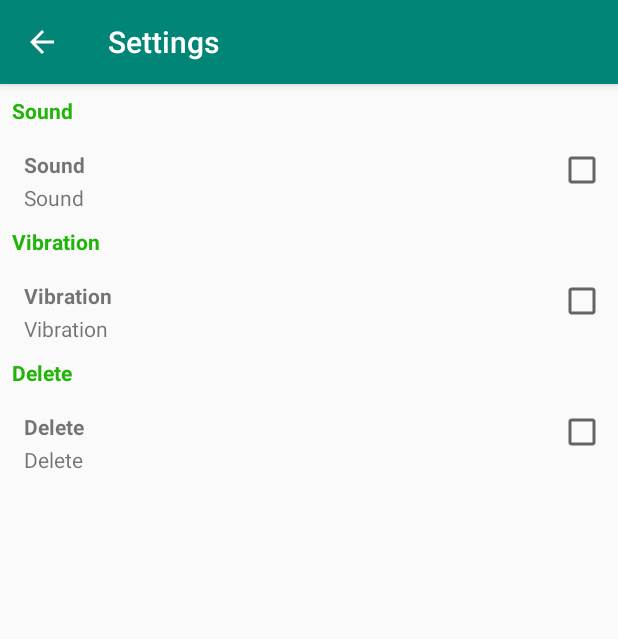
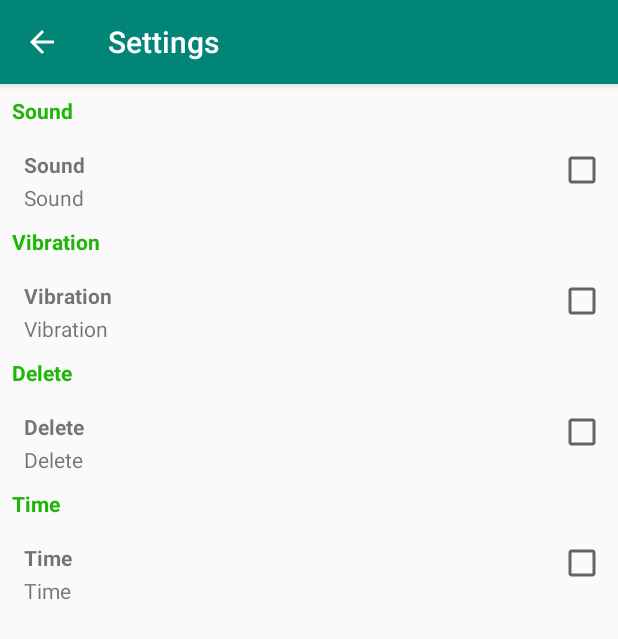
Before and after one commit to Diy2210/EasyCounterMaster, an Android app: the screen it shows after launch (SettingsActivity), in the options menu, after a tap on "Settings", on a phone screen of 412 x 824 dp. Shown: the top 639 px of the screen. Run offline under Robolectric (Android 15) with nearby library versions, the phone set to English and light mode, and no system bars.

Commit message:
add time change counter add new settings

```diff
--- a/app/src/main/java/com/example/diy2210/easycounter/ECApp.java
+++ b/app/src/main/java/com/example/diy2210/easycounter/ECApp.java
@@ -7,6 +7,7 @@ public class ECApp extends Application {
     public static Boolean sound = false;
     public static Boolean vibration = false;
     public static Boolean delete = false;
+    public static Boolean time = false;
     public static String title = "";
     public static String description = "";
     public static Integer valueInt = 0;
--- a/app/src/main/java/com/example/diy2210/easycounter/MainActivity.java
+++ b/app/src/main/java/com/example/diy2210/easycounter/MainActivity.java
@@ -7,6 +7,7 @@ import android.content.Intent;
 import android.media.MediaPlayer;
 import android.os.Bundle;
 import android.os.Vibrator;
+import android.support.constraint.ConstraintLayout;
 import android.text.TextUtils;
 import android.view.LayoutInflater;
 import android.view.View;
@@ -24,9 +25,15 @@ import android.widget.RadioButton;
 import android.widget.RadioGroup;
 import android.widget.TextView;
 
+import java.text.DateFormat;
+import java.text.SimpleDateFormat;
+import java.util.Calendar;
+import java.util.Date;
+
 public class MainActivity extends AppCompatActivity implements NavigationView.OnNavigationItemSelectedListener{
 
     private TextView valueTV;
+    private TextView timeTV;
     private Button plusBtn;
     private Button minusBtn;
     private int counter = 0;
@@ -43,6 +50,7 @@ public class MainActivity extends AppCompatActivity implements NavigationView.On
     private Vibrator vibrator;
     private MediaPlayer mp;
     private AlertDialog dialog;
+    private DateFormat dateFormat;
 
     @Override
     protected void onCreate(Bundle savedInstanceState) {
@@ -61,8 +69,15 @@ public class MainActivity extends AppCompatActivity implements NavigationView.On
         navigationView.setNavigationItemSelectedListener(this);
 
         vibrator = (Vibrator) getSystemService(Context.VIBRATOR_SERVICE);
+        valueTV = findViewById(R.id.valueTV);
+        timeTV = findViewById(R.id.timeTV);
 
-        valueTV = findViewById(R.id.valueTV);
+        dateFormat = new SimpleDateFormat("yyyy/MM/dd HH:mm:ss");
+        if (ECApp.time) {
+            Date date = new Date();
+            timeTV.setText(dateFormat.format(date));
+        }
+
         valueTV.setText(String.valueOf(counter));
 
         plusBtn = findViewById(R.id.plusRadioBtn);
@@ -117,6 +132,10 @@ public class MainActivity extends AppCompatActivity implements NavigationView.On
             mp = MediaPlayer.create(MainActivity.this, R.raw.plus);
             mp.start();
         }
+        if (ECApp.time) {
+            Date date = new Date();
+            timeTV.setText(dateFormat.format(date));
+        }
     }
 
     private void counterMinus() {
@@ -128,6 +147,10 @@ public class MainActivity extends AppCompatActivity implements NavigationView.On
         if (ECApp.sound) {
             mp = MediaPlayer.create(MainActivity.this, R.raw.minus);
             mp.start();
+        }
+        if (ECApp.time) {
+            Date date = new Date();
+            timeTV.setText(dateFormat.format(date));
         }
     }
 
@@ -143,7 +166,6 @@ public class MainActivity extends AppCompatActivity implements NavigationView.On
 
         @Override
         public boolean onCreateOptionsMenu (Menu menu){
-            // Inflate the menu; this adds items to the action bar if it is present.
             getMenuInflater().inflate(R.menu.main, menu);
             return true;
         }
--- a/app/src/main/java/com/example/diy2210/easycounter/SettingsActivity.java
+++ b/app/src/main/java/com/example/diy2210/easycounter/SettingsActivity.java
@@ -2,14 +2,16 @@ package com.example.diy2210.easycounter;
 
 import android.support.v7.app.AppCompatActivity;
 import android.os.Bundle;
+import android.view.View;
 import android.widget.CheckBox;
 import android.widget.CompoundButton;
 
 public class SettingsActivity extends AppCompatActivity {
 
-    CheckBox soundCheckBox;
-    CheckBox vibrationCheckBox;
-    CheckBox deleteCheckBox;
+    private CheckBox soundCheckBox;
+    private CheckBox vibrationCheckBox;
+    private CheckBox deleteCheckBox;
+    private CheckBox timeCheckBox;
 
     @Override
     protected void onCreate(Bundle savedInstanceState) {
@@ -51,5 +53,17 @@ public class SettingsActivity extends AppCompatActivity {
                 ECApp.delete = isChecked;
             }
         });
+
+        timeCheckBox = findViewById(R.id.timeCheckBox);
+        if (ECApp.time) {
+            timeCheckBox.setChecked(true);
+        }
+
+        timeCheckBox.setOnCheckedChangeListener(new CompoundButton.OnCheckedChangeListener() {
+            @Override
+            public void onCheckedChanged(CompoundButton buttonView, boolean isChecked) {
+                ECApp.time = isChecked;
+            }
+        });
     }
 }
--- a/app/src/main/res/layout/activity_settings.xml
+++ b/app/src/main/res/layout/activity_settings.xml
@@ -205,6 +205,72 @@
             app:layout_constraintTop_toTopOf="parent" />
     </android.support.constraint.ConstraintLayout>
 
+    <android.support.constraint.ConstraintLayout
+        android:id="@+id/constraintLayoutTime"
+        android:layout_width="match_parent"
+        android:layout_height="wrap_content"
+        android:layout_marginTop="8dp"
+        app:layout_constraintEnd_toEndOf="parent"
+        app:layout_constraintHorizontal_bias="1.0"
+        app:layout_constraintStart_toStartOf="parent"
+        app:layout_constraintTop_toBottomOf="@+id/constraintLayoutDeletePosition">
+
+        <TextView
+            android:layout_width="wrap_content"
+            android:layout_height="wrap_content"
+            android:layout_marginStart="8dp"
+            android:text="@string/time"
+            android:textColor="#21b409"
+            android:textStyle="bold"
+            app:layout_constraintBottom_toBottomOf="parent"
+            app:layout_constraintStart_toStartOf="parent"
+            app:layout_constraintTop_toTopOf="parent" />
+    </android.support.constraint.ConstraintLayout>
+
+    <android.support.constraint.ConstraintLayout
+        android:id="@+id/constraintLayoutTimePosition"
+        android:layout_width="match_parent"
+        android:layout_height="60dp"
+        app:layout_constraintEnd_toEndOf="parent"
+        app:layout_constraintStart_toStartOf="parent"
+        app:layout_constraintTop_toBottomOf="@+id/constraintLayoutTime">
+
+        <TextView
+            android:id="@+id/textViewTime"
+            android:layout_width="wrap_content"
+            android:layout_height="wrap_content"
+            android:layout_marginStart="16dp"
+            android:layout_marginBottom="8dp"
+            android:text="@string/time"
+            android:textStyle="bold"
+            app:layout_constraintBottom_toBottomOf="parent"
+            app:layout_constraintStart_toStartOf="parent"
+            app:layout_constraintTop_toTopOf="parent" />
+
+        <TextView
+            android:layout_width="wrap_content"
+            android:layout_height="wrap_content"
+            android:layout_marginStart="16dp"
+            android:layout_marginTop="8dp"
+            android:layout_marginBottom="8dp"
+            android:text="@string/time"
+            app:layout_constraintBottom_toBottomOf="parent"
+            app:layout_constraintStart_toStartOf="parent"
+            app:layout_constraintTop_toBottomOf="@+id/textViewTime" />
+
+        <CheckBox
+            android:id="@+id/timeCheckBox"
+            android:layout_width="wrap_content"
+            android:layout_height="wrap_content"
+            android:layout_marginTop="8dp"
+            android:layout_marginEnd="8dp"
+            android:layout_marginBottom="8dp"
+            android:checked="false"
+            app:layout_constraintBottom_toBottomOf="parent"
+            app:layout_constraintEnd_toEndOf="parent"
+            app:layout_constraintTop_toTopOf="parent" />
+    </android.support.constraint.ConstraintLayout>
+
 
 
 </android.support.constraint.ConstraintLayout>
--- a/app/src/main/res/values/strings.xml
+++ b/app/src/main/res/values/strings.xml
@@ -21,6 +21,7 @@
     <string name="sound">Sound</string>
     <string name="vibration">Vibration</string>
     <string name="delete">Delete</string>
+    <string name="time">Time</string>
 
     <!-- Dialog New Counter Strings -->
     <string name="title">Title</string>
@@ -32,6 +33,7 @@
     <string name="only_plus">Only +</string>
     <string name="only_minus">Only -</string>
     <string name="title_new_counter">Create new counter</string>
+    <string name="last_time_change">Last time change:</string>
 
     <!-- Arrays Strings -->
     <string-array name="step">
```
Also changed, not shown: app/src/main/java/com/example/diy2210/easycounter/NewCounterActivity.java (+22 -0 lines), app/src/main/res/layout/activity_new_counter.xml (+14 -1 lines), app/src/main/res/layout/content_main.xml (+15 -2 lines).
